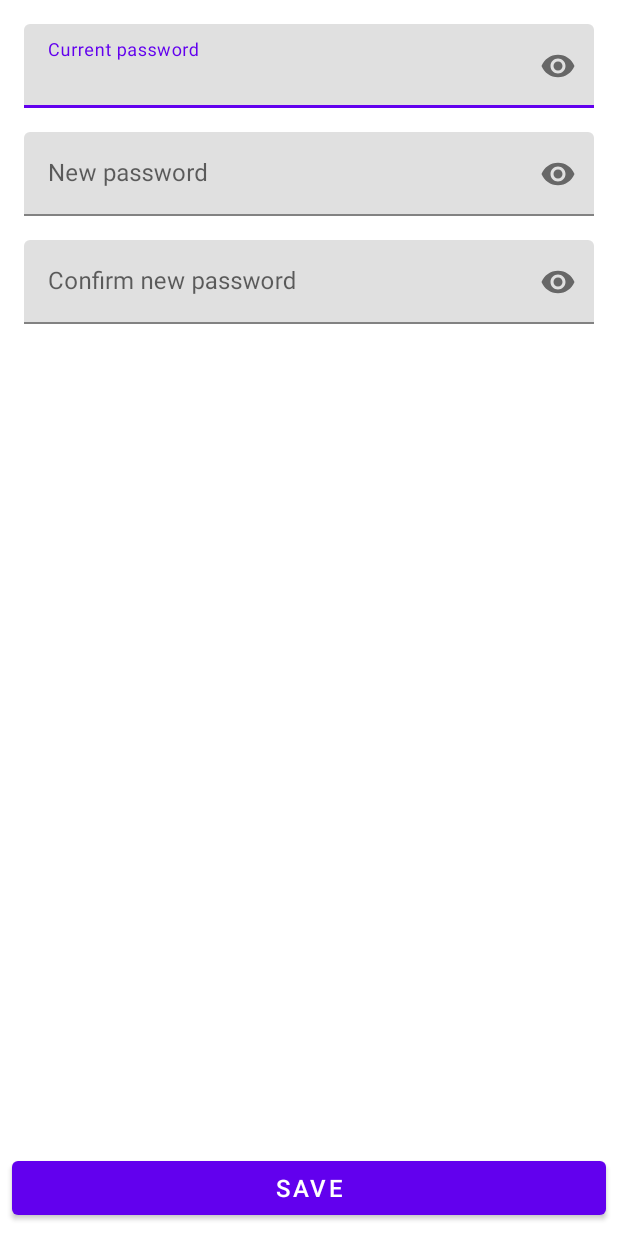
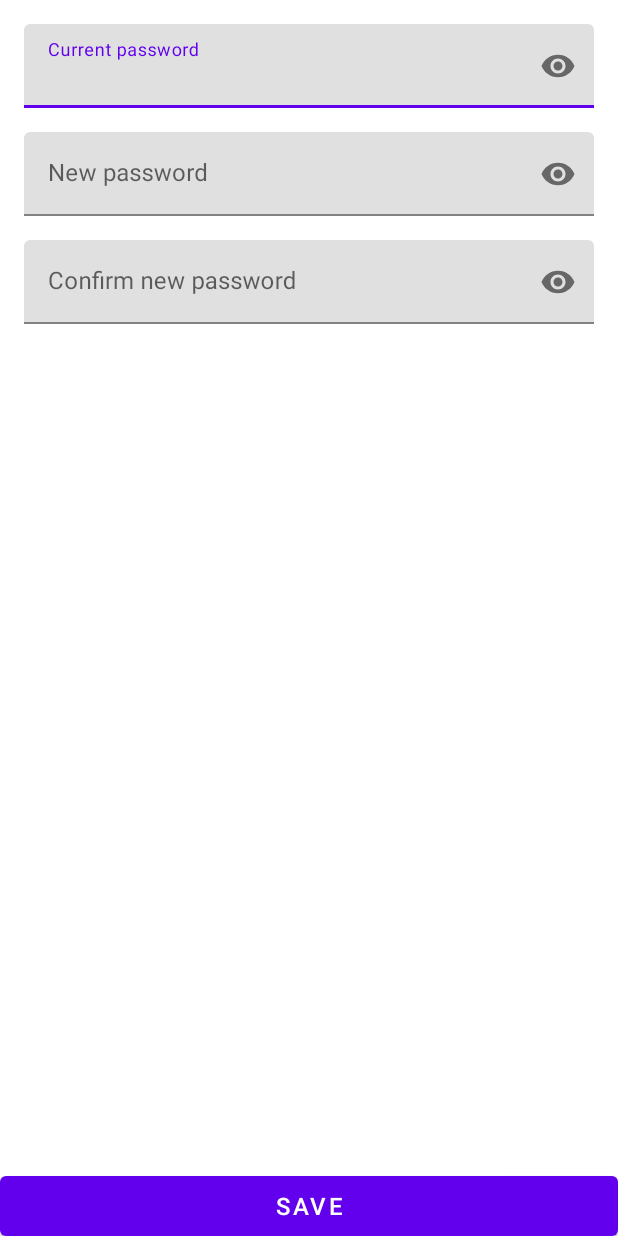
Before and after one commit to Ahmad-Alawneh99/EventLocator_Organizers, an Android app: the layout activity_change_password.xml on its own in the app's theme, with its tools: preview values and no code run, on a phone screen of 412 x 824 dp. Run offline under Robolectric (Android 15) with nearby library versions, the phone set to English and light mode, and no system bars.

Commit message:
Minor changes to some layouts

```diff
--- a/app/src/main/java/com/eventlocator/eventlocatororganizers/ui/ChangePasswordActivity.kt
+++ b/app/src/main/java/com/eventlocator/eventlocatororganizers/ui/ChangePasswordActivity.kt
@@ -2,7 +2,6 @@ package com.eventlocator.eventlocatororganizers.ui
 
 import androidx.appcompat.app.AppCompatActivity
 import android.os.Bundle
-import android.os.PersistableBundle
 import android.text.Editable
 import android.text.TextWatcher
 import android.widget.TextView
--- a/app/src/main/java/com/eventlocator/eventlocatororganizers/ui/IndividualEditProfileActivity.kt
+++ b/app/src/main/java/com/eventlocator/eventlocatororganizers/ui/IndividualEditProfileActivity.kt
@@ -20,7 +20,6 @@ import com.google.android.material.textfield.TextInputLayout
 
 class IndividualEditProfileActivity : AppCompatActivity() {
     lateinit var binding: ActivityIndividualEditProfileBinding
-    val IMAGE_REQUEST_CODE = 1
     val INSTANCE_STATE_IMAGE = "Image"
     var image: Uri? = null
     override fun onCreate(savedInstanceState: Bundle?) {
--- a/app/src/main/java/com/eventlocator/eventlocatororganizers/ui/IndividualSetUpProfileActivity.kt
+++ b/app/src/main/java/com/eventlocator/eventlocatororganizers/ui/IndividualSetUpProfileActivity.kt
@@ -19,7 +19,6 @@ import com.google.android.material.textfield.TextInputLayout
 
 class IndividualSetUpProfileActivity : AppCompatActivity() {
     lateinit var binding: ActivityIndividualSetUpProfileBinding
-    val IMAGE_REQUEST_CODE = 1
     val INSTANCE_STATE_IMAGE = "Image"
     var image: Uri? = null
     override fun onCreate(savedInstanceState: Bundle?) {
--- a/app/src/main/java/com/eventlocator/eventlocatororganizers/ui/OrganizationEditProfileActivity.kt
+++ b/app/src/main/java/com/eventlocator/eventlocatororganizers/ui/OrganizationEditProfileActivity.kt
@@ -20,7 +20,6 @@ import com.google.android.material.textfield.TextInputLayout
 
 class OrganizationEditProfileActivity : AppCompatActivity() {
     lateinit var binding: ActivityOrganizationEditProfileBinding
-    val IMAGE_REQUEST_CODE = 1
     val INSTANCE_STATE_IMAGE = "Image"
     var image: Uri? = null
     override fun onCreate(savedInstanceState: Bundle?) {
--- a/app/src/main/java/com/eventlocator/eventlocatororganizers/ui/OrganizationSetUpProfileActivity.kt
+++ b/app/src/main/java/com/eventlocator/eventlocatororganizers/ui/OrganizationSetUpProfileActivity.kt
@@ -20,7 +20,6 @@ import com.google.android.material.textfield.TextInputLayout
 
 class OrganizationSetUpProfileActivity : AppCompatActivity() {
     lateinit var binding: ActivityOrganizationSetUpProfileBinding
-    val IMAGE_REQUEST_CODE = 1
     val INSTANCE_STATE_IMAGE = "Image"
     var image: Uri? = null
     override fun onCreate(savedInstanceState: Bundle?) {
--- a/app/src/main/res/layout/activity_change_password.xml
+++ b/app/src/main/res/layout/activity_change_password.xml
@@ -5,6 +5,16 @@
     android:layout_width="match_parent"
     android:layout_height="match_parent"
     tools:context=".ui.ChangePasswordActivity">
+
+    <ScrollView
+        android:layout_width="match_parent"
+        android:layout_height="wrap_content"
+        app:layout_constraintTop_toTopOf="parent">
+
+        <LinearLayout
+            android:layout_width="match_parent"
+            android:layout_height="wrap_content"
+            android:orientation="vertical">
 
             <com.google.android.material.textfield.TextInputLayout
                 android:id="@+id/tlCurrentPassword"
@@ -66,18 +76,19 @@
                     android:layout_height="wrap_content"
                     android:hint="Confirm new password"
                     android:inputType="textPassword" />
-
             </com.google.android.material.textfield.TextInputLayout>
+        </LinearLayout>
+    </ScrollView>
 
     <Button
         android:id="@+id/btnSave"
-        android:layout_width="0dp"
-        android:layout_height="wrap_content"
-        android:layout_marginStart="8dp"
-        android:layout_marginEnd="8dp"
-        android:layout_marginBottom="8dp"
+        android:layout_width="match_parent"
+        android:layout_height="@dimen/main_button_height"
         android:text="@string/save"
         android:textSize="@dimen/button_size"
+        android:minHeight="0dp"
+        android:insetTop="0dp"
+        android:insetBottom="0dp"
         app:layout_constraintBottom_toBottomOf="parent"
         app:layout_constraintEnd_toEndOf="parent"
         app:layout_constraintStart_toStartOf="parent" />
--- a/app/src/main/res/layout/activity_organization_edit_profile.xml
+++ b/app/src/main/res/layout/activity_organization_edit_profile.xml
@@ -3,7 +3,7 @@
     xmlns:tools="http://schemas.android.com/tools"
     android:layout_width="match_parent"
     android:layout_height="match_parent"
-    tools:context=".ui.OrganizationUpdateProfileActivity">
+    tools:context=".ui.OrganizationEditProfileActivity">
 
     <ScrollView
         android:layout_width="match_parent"
--- a/app/src/main/res/values/dimens.xml
+++ b/app/src/main/res/values/dimens.xml
@@ -1,4 +1,5 @@
 <?xml version="1.0" encoding="utf-8"?>
 <resources>
     <dimen name="title_text_size">28sp</dimen>
+    <dimen name="main_button_height">40dp</dimen>
 </resources>
```
Also changed, not shown: app/src/main/AndroidManifest.xml (+7 -5 lines), app/src/main/res/layout/activity_update_email.xml (+15 -4 lines). Lines whose indentation alone changed are shown as unchanged.
